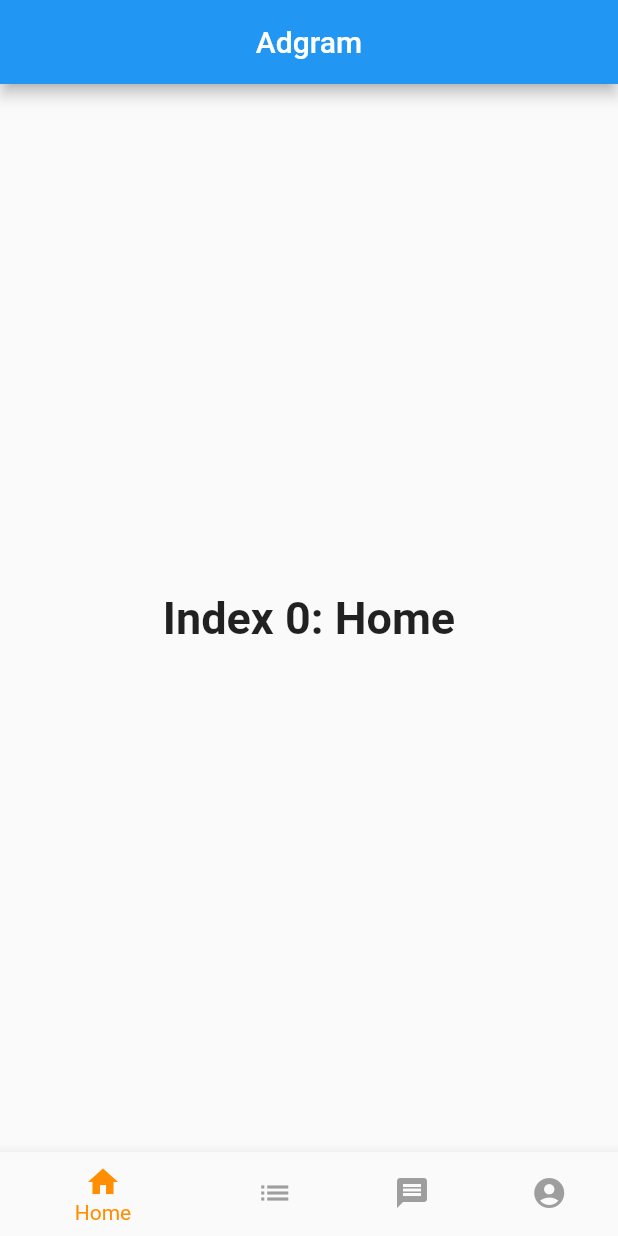
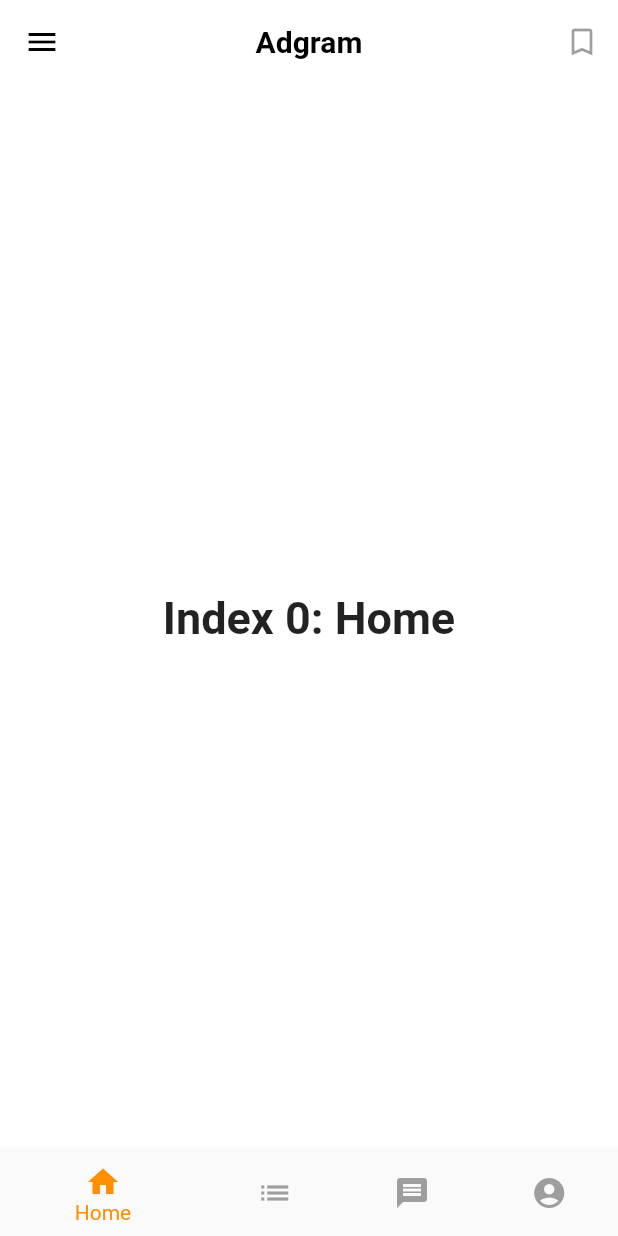
Before and after one commit to Android-Builds/Adgram, a Flutter app: the screen it shows after launch, on a phone screen of 412 x 824 dp. Run offline on Flutter 3.47's test engine with Material 2 defaults, Android fonts, the phone set to English and light mode, and no system bars.

Commit message:
Define theme

```diff
--- a/lib/main.dart
+++ b/lib/main.dart
@@ -11,9 +11,21 @@ class MyApp extends StatelessWidget {
     return MaterialApp(
       debugShowCheckedModeBanner: false,
       title: 'Flutter Demo',
-      theme: ThemeData(
-        primarySwatch: Colors.blue,
+      theme: ThemeData.light().copyWith(
         visualDensity: VisualDensity.adaptivePlatformDensity,
+        scaffoldBackgroundColor: Colors.white,
+        appBarTheme: AppBarTheme(
+          elevation: 0.0,
+          color: Colors.white,
+          iconTheme: IconThemeData(color: Colors.black),
+          textTheme: TextTheme(
+            headline6: TextStyle(
+              color: Colors.black,
+              fontWeight: FontWeight.bold,
+              fontSize: 20.0,
+            ),
+          ),
+        ),
       ),
       home: HomePage(title: 'Adgram'),
     );
--- a/lib/screens/homepage.dart
+++ b/lib/screens/homepage.dart
@@ -40,11 +40,19 @@ class _HomePageState extends State<HomePage> {
 
   @override
   Widget build(BuildContext context) {
-    return Scaffold(
+    return SafeArea(
+      child: Scaffold(
         appBar: AppBar(
           title: Text(widget.title),
           centerTitle: true,
+          actions: [
+            IconButton(
+              icon: Icon(Icons.bookmark_border),
+              onPressed: null,
             ),
+          ],
+        ),
+        drawer: Drawer(),
         body: Center(
           child: _widgetOptions.elementAt(_selectedIndex),
         ),
@@ -72,6 +80,7 @@ class _HomePageState extends State<HomePage> {
           selectedItemColor: Colors.amber[800],
           onTap: _onItemTapped,
         ),
+      ),
     );
   }
 }
```
Lines whose indentation alone changed are shown as unchanged.
